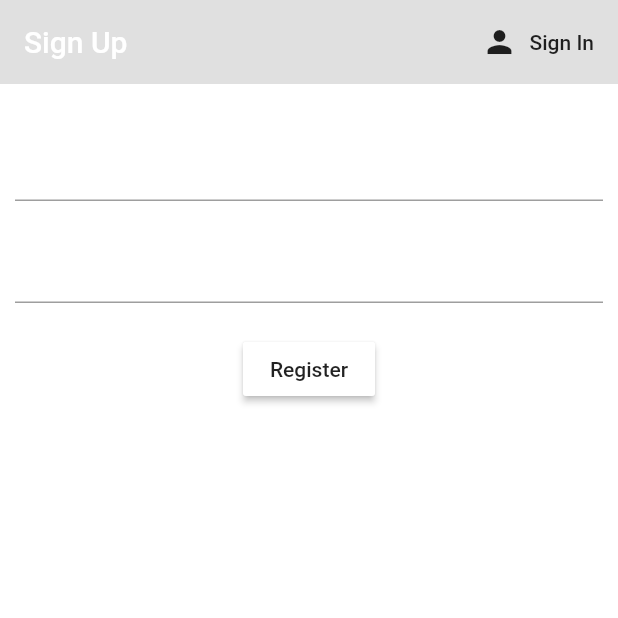
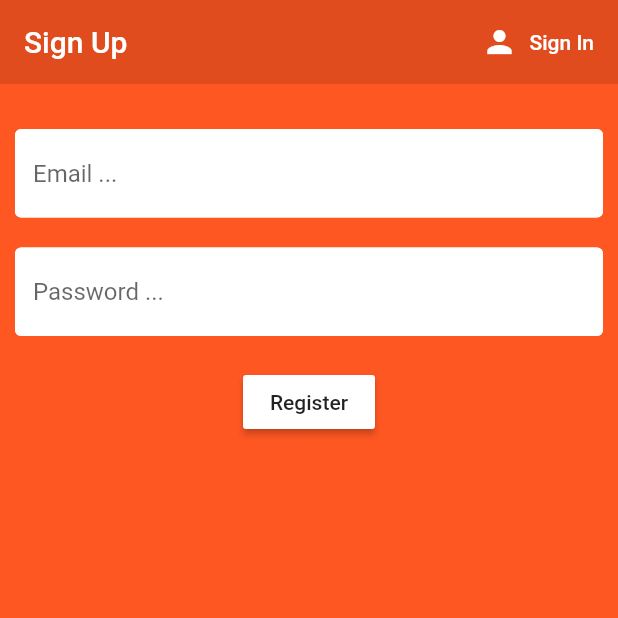
Before and after one commit to debbebi/MinicipaliteFlutterApp, a Flutter app: the screen it shows after launch, after a tap on "Sign In", after a tap on "Register", on a phone screen of 412 x 824 dp, the top half of it. Run offline on Flutter 3.47's test engine with Material 2 defaults, Android fonts, the phone set to English and light mode, and no system bars; our stand-ins replace firebase_auth; accounts and stored records are empty.

Commit message:
form Signin + signup design

```diff
--- a/lib/screens/authenticate/register.dart
+++ b/lib/screens/authenticate/register.dart
@@ -1,5 +1,6 @@
 import 'package:flutter/material.dart';
 import 'package:minicipalite_app/services/auth.dart';
+import 'package:minicipalite_app/shared/constants.dart';
 
 class Register extends StatefulWidget {
   final Function view;
@@ -19,15 +20,22 @@ class _RegisterState extends State<Register> {
   @override
   Widget build(BuildContext context) {
     return Scaffold(
-      backgroundColor: Colors.white,
+      backgroundColor: Colors.deepOrange,
       appBar: AppBar(
         backgroundColor: Colors.black12,
         elevation: 0.0,
         title: Text("Sign Up"),
         actions: <Widget>[
           FlatButton.icon(
-            icon: Icon(Icons.person),
-            label: Text("Sign In"),
+            icon: Icon(
+              Icons.person,
+              color: Colors.white,
+            ),
+            label: Text(
+                "Sign In",
+                style: TextStyle(color: Colors.white)
+
+            ),
             onPressed: (){
             widget.view();
             },
@@ -44,6 +52,8 @@ class _RegisterState extends State<Register> {
               children: <Widget>[
                 SizedBox(height: 20.0),
                 TextFormField(
+                  decoration:textInputDecoration.copyWith(hintText: "Email ..."),
+
                   validator: (val) => val.isEmpty ? 'Enter an email ' : null ,
                   onChanged: (val){
                     setState(() => email=val);
@@ -51,6 +61,8 @@ class _RegisterState extends State<Register> {
                 ),
                 SizedBox(height: 20.0),
                 TextFormField(
+                  decoration:textInputDecoration.copyWith(hintText: "Password ..."),
+
                   validator: (val) => val.length < 6 ? 'Enter the password 6+ chars as long ' : null ,
                   obscureText: true,
                   onChanged: (val){
--- a/lib/screens/authenticate/sign_in.dart
+++ b/lib/screens/authenticate/sign_in.dart
@@ -1,5 +1,6 @@
 import 'package:flutter/material.dart';
 import 'package:minicipalite_app/services/auth.dart';
+import 'package:minicipalite_app/shared/constants.dart';
 class SignIn extends StatefulWidget {
   final Function view;
   SignIn({ this.view });
@@ -28,8 +29,15 @@ class _SignInState extends State<SignIn> {
         title: Text("Sign In"),
         actions: <Widget>[
           FlatButton.icon(
-            icon: Icon(Icons.person),
-            label: Text("Register"),
+            icon: Icon(
+              Icons.person,
+              color: Colors.white,
+            ),
+            label: Text(
+                "Register",
+                style: TextStyle(color: Colors.white)
+
+            ),
             onPressed: (){
               widget.view();
             },
@@ -45,14 +53,8 @@ class _SignInState extends State<SignIn> {
               children: <Widget>[
                 SizedBox(height: 20.0),
                 TextFormField(
-                  decoration: InputDecoration(
-                    hintText: "Email",
-                    fillColor: Colors.white,
-                    filled: true,
-                    enabledBorder: OutlineInputBorder(
-                      borderSide: BorderSide(color: Colors.white,width: 2.0),
-                    )
-                  ),
+                  decoration:textInputDecoration.copyWith(hintText: "Email ..."),
+
                   validator: (val) => val.isEmpty ? 'Enter an email ' : null ,
                   onChanged: (val){
                         setState(() => email=val);
@@ -60,6 +62,7 @@ class _SignInState extends State<SignIn> {
                 ),
                 SizedBox(height: 20.0),
                 TextFormField(
+                  decoration:textInputDecoration.copyWith(hintText: "Password ..."),
                   validator: (val) => val.length < 6 ? 'Enter the password 6+ chars as long ' : null ,
 
                   obscureText: true,
--- /dev/null
+++ b/lib/shared/constants.dart
@@ -0,0 +1,11 @@
+import 'package:flutter/material.dart';
+const textInputDecoration = InputDecoration(
+    fillColor: Colors.white,
+    filled: true,
+    enabledBorder: OutlineInputBorder(
+      borderSide: BorderSide(color: Colors.white,width: 2.0),
+    ),
+    focusedBorder: OutlineInputBorder(
+      borderSide: BorderSide(color: Colors.blue,width: 2.0),
+    )
+);
```
